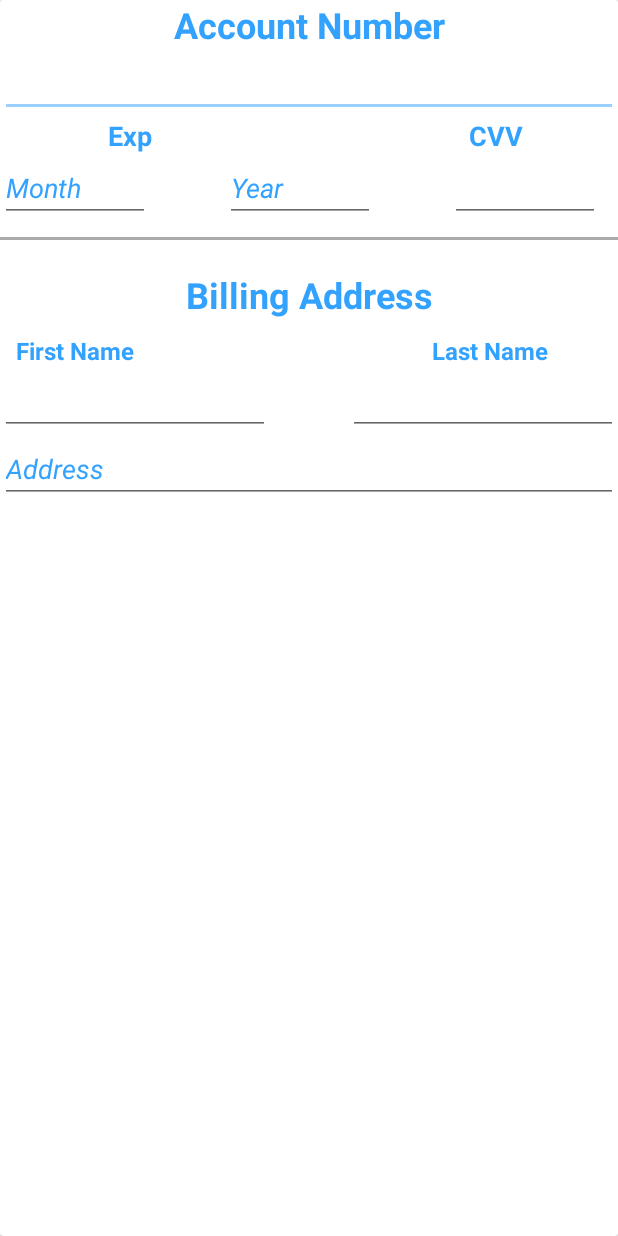
After one commit to MrJc010/CS133_MiniSafeWay, an Android app: the layout dialog_checkout.xml on its own in the app's theme, with its tools: preview values and no code run, on a phone screen of 412 x 824 dp. The commit adds this screen. Run offline under Robolectric (Android 15) with nearby library versions, the phone set to English and light mode, and no system bars.

Commit message:
I did nothing:))))

```diff
--- a/app/src/main/java/com/example/nguye/minisafeway/Cart.java
+++ b/app/src/main/java/com/example/nguye/minisafeway/Cart.java
@@ -2,6 +2,7 @@ package com.example.nguye.minisafeway;
 
 import android.content.DialogInterface;
 import android.content.Intent;
+import android.graphics.Color;
 import android.support.v7.app.AlertDialog;
 import android.support.v7.app.AppCompatActivity;
 import android.os.Bundle;
@@ -83,7 +84,8 @@ public class Cart extends AppCompatActivity {
     }
 
     private void showAlertDialog() {
-        AlertDialog.Builder alertDialog = new AlertDialog.Builder(Cart.this);
+        AlertDialog.Builder alertDialog = new AlertDialog.Builder(Cart.this, R.style.AlertDialogStyle);
+        View mView = getLayoutInflater().inflate(R.layout.dialog_checkout,null);
         alertDialog.setTitle("One more step");
         alertDialog.setMessage("Enter your card number and address: ");
 
@@ -92,15 +94,16 @@ public class Cart extends AppCompatActivity {
                 LinearLayout.LayoutParams.MATCH_PARENT,
                 LinearLayout.LayoutParams.MATCH_PARENT
         );
-        final EditText bank = new EditText(Cart.this);
+        edtAddress.setLayoutParams(lp);
+
+        final EditText edtAccount = new EditText(Cart.this);
         LinearLayout.LayoutParams lp1 = new LinearLayout.LayoutParams(
                 LinearLayout.LayoutParams.MATCH_PARENT,
                 LinearLayout.LayoutParams.MATCH_PARENT
         );
-        edtAddress.setLayoutParams(lp);
-        bank.setLayoutParams(lp1);
-        alertDialog.setView(edtAddress);
-        alertDialog.setView(bank);
+        edtAccount.setLayoutParams(lp1);
+
+        alertDialog.setView(mView);
         alertDialog.setIcon(R.drawable.ic_shopping_cart_black_24dp);
 
         alertDialog.setPositiveButton("YES", new DialogInterface.OnClickListener() {
@@ -138,7 +141,7 @@ public class Cart extends AppCompatActivity {
         recyclerView.setAdapter(adapter);
         double total = 0;
         for(Order order:cart){
-            total += (Double.parseDouble(order.getPrice()))*(Double.parseDouble(order.getQuantity()));
+            total += (Double.parseDouble(order.getPrice()) - Double.parseDouble(order.getDiscount()))*(Double.parseDouble(order.getQuantity()));
         }
         Locale locale = new Locale("en","US");
         NumberFormat fmt = NumberFormat.getCurrencyInstance(locale);
--- a/app/src/main/java/com/example/nguye/minisafeway/FoodDetail.java
+++ b/app/src/main/java/com/example/nguye/minisafeway/FoodDetail.java
@@ -129,7 +129,6 @@ public class FoodDetail extends AppCompatActivity {
 
 
     private void getDetailFood(String foodId) {
-        System.out.println("This is the damn foodID" + foodId);
 
         foods.child(foodId).addValueEventListener(new ValueEventListener() {
             @Override
--- a/app/src/main/java/com/example/nguye/minisafeway/Home.java
+++ b/app/src/main/java/com/example/nguye/minisafeway/Home.java
@@ -20,6 +20,7 @@ import android.widget.TextView;
 import android.widget.Toast;
 
 import com.example.nguye.minisafeway.Common.Common;
+import com.example.nguye.minisafeway.Database.Database;
 import com.example.nguye.minisafeway.Interface.ItemClickListener;
 import com.example.nguye.minisafeway.Model.Category;
 import com.example.nguye.minisafeway.Model.History;
@@ -162,6 +163,7 @@ public class Home extends AppCompatActivity
             Common.currentUser.setName(null);
             Intent signIn = new Intent(Home.this, Signin.class);
             signIn.addFlags(Intent.FLAG_ACTIVITY_NEW_TASK | Intent.FLAG_ACTIVITY_CLEAR_TASK);
+            new Database(getBaseContext()).cleanCart();
             startActivity(signIn);
             finish();
 
--- a/app/src/main/java/com/example/nguye/minisafeway/ViewHolder/CartAdapter.java
+++ b/app/src/main/java/com/example/nguye/minisafeway/ViewHolder/CartAdapter.java
@@ -82,7 +82,7 @@ public class CartAdapter extends RecyclerView.Adapter<CartViewHolder>{
 
         Locale locale = new Locale("en","US");
         NumberFormat fmt = NumberFormat.getCurrencyInstance(locale);
-        double price = (Double.parseDouble(listData.get(position).getPrice()))*(Double.parseDouble((listData.get(position).getQuantity())));
+        double price = (Double.parseDouble(listData.get(position).getPrice()) - Double.parseDouble(listData.get(position).getDiscount()))*(Double.parseDouble((listData.get(position).getQuantity())));
         holder.txt_price.setText(fmt.format(price));
         holder.txt_cart_name.setText(listData.get(position).getName());
 
--- /dev/null
+++ b/app/src/main/res/layout/dialog_checkout.xml
@@ -0,0 +1,161 @@
+<?xml version="1.0" encoding="utf-8"?>
+<LinearLayout xmlns:android="http://schemas.android.com/apk/res/android"
+    android:orientation="vertical" android:layout_width="match_parent"
+    android:layout_height="match_parent">
+
+    <android.support.v7.widget.CardView
+        android:layout_width="match_parent"
+        android:layout_height="match_parent">
+        <LinearLayout
+            android:layout_width="match_parent"
+            android:layout_height="match_parent"
+            android:orientation="vertical">
+
+    <TextView
+        android:layout_width="match_parent"
+        android:layout_height="wrap_content"
+        android:gravity="center"
+        android:text="Account Number"
+        android:textColor=" #33A2FF "
+        android:textSize="24sp"
+        android:textStyle="bold" />
+
+    <EditText
+        android:layout_width="match_parent"
+        android:layout_height="wrap_content"
+        android:ems="10"
+        android:textStyle="italic"
+        android:inputType="textPersonName" />
+
+    <GridLayout
+        android:layout_width="match_parent"
+        android:layout_height="wrap_content">
+
+        <TextView
+            android:layout_width="174dp"
+            android:layout_height="wrap_content"
+            android:gravity="center"
+            android:text="Exp"
+            android:textColor=" #33A2FF "
+            android:textStyle="bold"
+            android:textSize="18sp" />
+        <Space android:layout_height="wrap_content" android:layout_width="120dp"/>
+
+        <TextView
+            android:layout_width="73dp"
+            android:layout_height="wrap_content"
+            android:foregroundGravity="center_horizontal|center"
+            android:gravity="center_horizontal|center"
+            android:text="CVV"
+            android:textColor=" #33A2FF "
+            android:textStyle="bold"
+            android:textSize="18sp" />
+
+    </GridLayout>
+
+    <GridLayout
+        android:layout_width="match_parent"
+        android:paddingBottom="10dp"
+        android:layout_height="wrap_content">
+
+        <EditText
+            android:layout_width="100dp"
+            android:layout_height="wrap_content"
+            android:hint="Month"
+            android:inputType="textPersonName"
+            android:textStyle="italic"
+            android:textColorHint="#33A2FF" />
+
+        <Space android:layout_height="wrap_content" android:layout_width="50dp"/>
+
+        <EditText
+            android:layout_width="100dp"
+            android:layout_height="wrap_content"
+            android:hint="Year"
+            android:inputType="textPersonName"
+            android:textStyle="italic"
+            android:textColorHint="#33A2FF" />
+        <Space android:layout_height="wrap_content" android:layout_width="50dp"/>
+        <EditText
+            android:layout_width="100dp"
+            android:layout_height="wrap_content"
+            android:textStyle="italic"
+            android:inputType="textPersonName" />
+
+    </GridLayout>
+            <View
+                android:layout_width="match_parent"
+                android:layout_height="2dp"
+                android:background="@android:color/darker_gray"/>
+
+    <TextView
+        android:layout_width="match_parent"
+        android:layout_height="wrap_content"
+        android:gravity="center"
+        android:paddingTop="20dp"
+        android:text="Billing Address"
+        android:textStyle="bold"
+        android:textColor=" #33A2FF "
+        android:textSize="24sp" />
+
+    <GridLayout
+        android:layout_width="match_parent"
+        android:paddingTop="10dp"
+        android:layout_height="wrap_content"
+        android:columnCount="2">
+
+        <TextView
+            android:layout_width="100dp"
+            android:layout_height="wrap_content"
+            android:layout_gravity="left|top"
+            android:gravity="center"
+            android:text="First Name"
+            android:textColor="#33A2FF"
+            android:textColorHint="#33A2FF"
+            android:textSize="16sp"
+            android:textStyle="bold" />
+
+        <TextView
+            android:layout_width="170dp"
+            android:layout_height="wrap_content"
+            android:layout_gravity="top|right|center_vertical|center"
+            android:gravity="center"
+            android:text="Last Name"
+            android:textColor="#33A2FF"
+            android:textSize="16sp"
+            android:textStyle="bold" />
+    </GridLayout>
+
+    <GridLayout
+        android:layout_width="match_parent"
+        android:columnCount="2"
+        android:layout_gravity="left|top"
+        android:layout_height="wrap_content">
+
+        <EditText
+            android:layout_width="180dp"
+            android:layout_height="wrap_content"
+            android:textStyle="italic"
+            android:inputType="textPersonName"/>
+
+        <EditText
+            android:layout_width="180dp"
+            android:layout_gravity="right|top"
+            android:layout_height="wrap_content"
+            android:textStyle="italic"
+            android:inputType="textPersonName"/>
+    </GridLayout>
+
+    <EditText
+        android:id="@+id/editText5"
+        android:layout_width="match_parent"
+        android:layout_height="wrap_content"
+        android:ems="10"
+        android:hint="Address"
+        android:textStyle="italic"
+        android:inputType="textPersonName"
+        android:textColorHint="#33A2FF" />
+        </LinearLayout>
+    </android.support.v7.widget.CardView>
+
+</LinearLayout>
--- a/app/src/main/res/values/styles.xml
+++ b/app/src/main/res/values/styles.xml
@@ -23,4 +23,10 @@
         <item name="android:textStyle">normal</item>
     </style>
 
+    <style name="AlertDialogStyle" parent="Theme.AppCompat.Light.Dialog">
+        <item name="android:colorAccent">@color/colorPrimaryDark</item>
+        <item name="android:textColor">@color/colorPrimary</item>
+        <item name="android:textColorPrimary">@color/colorPrimaryDark</item>
+    </style>
+
 </resources>
```
